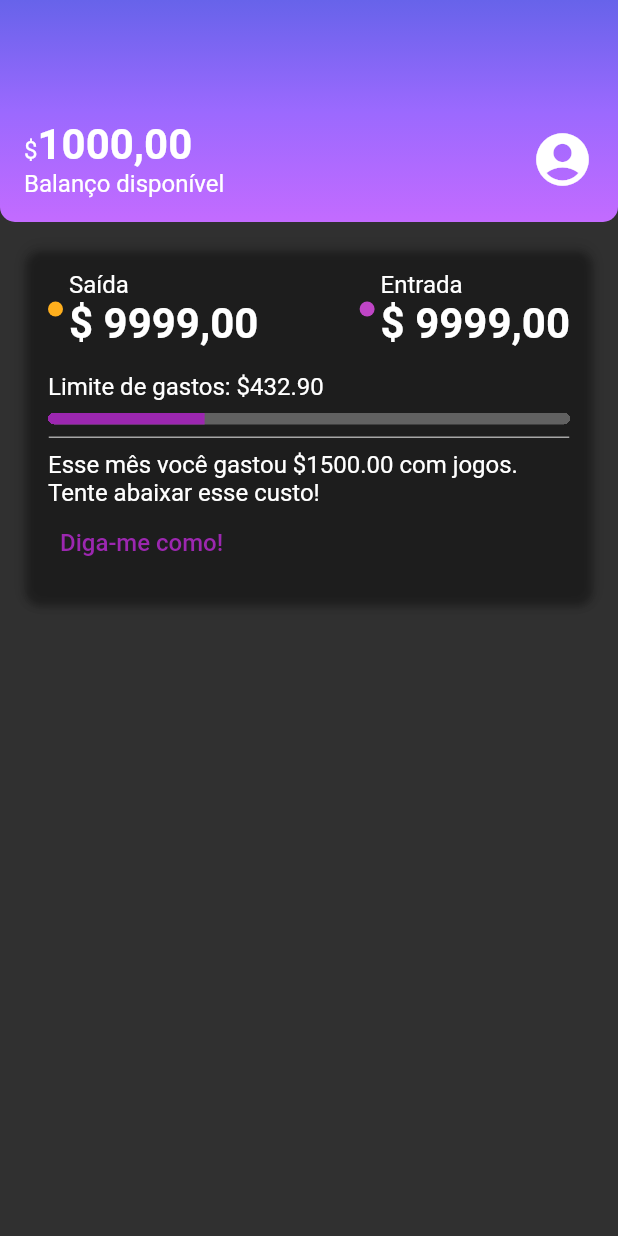
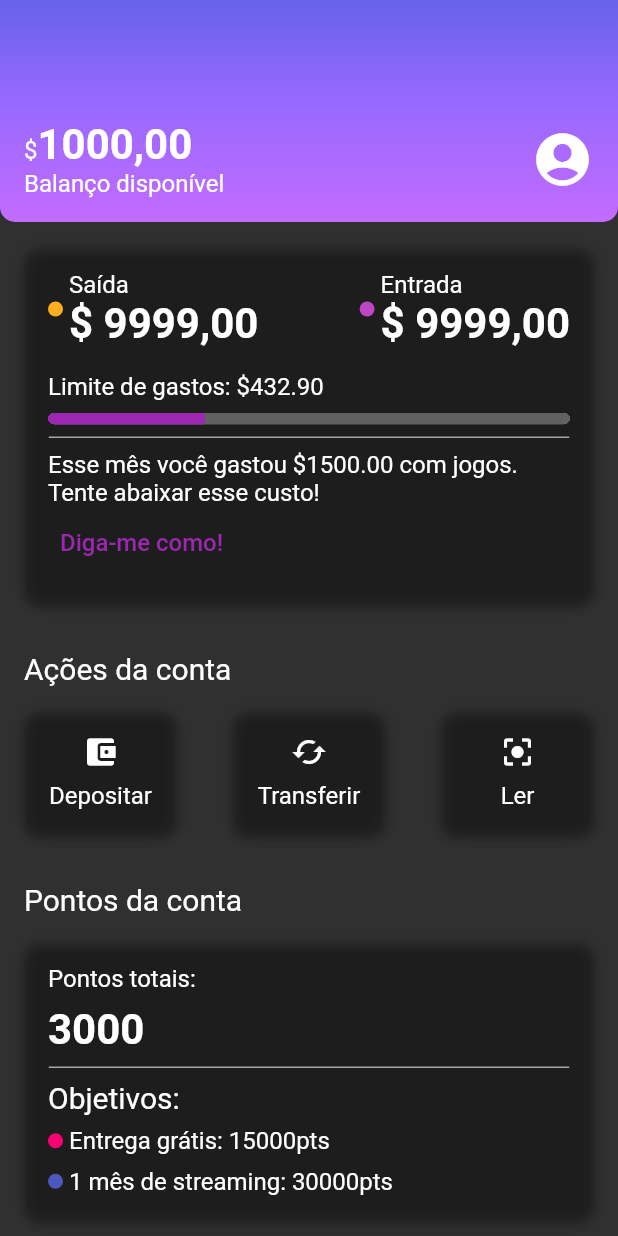
Before and after one commit to markuscandido/flutter-estilizando-reproduzindo-layouts, a Flutter app: the screen it shows after launch, on a phone screen of 412 x 824 dp. Run offline on Flutter 3.47's test engine with Material 2 defaults, Android fonts, the phone set to English and light mode, and no system bars.

Commit message:
06. Estilizações finais: ações e tipografia
- Criar interações de toque do usuário com o Widget InkWell;

```diff
--- a/lib/components/box_card.dart
+++ b/lib/components/box_card.dart
@@ -9,10 +9,10 @@ class BoxCard extends StatelessWidget {
 
   @override
   Widget build(BuildContext context) {
-    return Container(
+    return Ink(
       padding: const EdgeInsets.all(16),
       decoration: BoxDecoration(
-        boxShadow: kElevationToShadow[3],
+        boxShadow: kElevationToShadow[4],
         borderRadius: BorderRadius.circular(10),
       ),
       child: boxContent,
--- /dev/null
+++ b/lib/components/sections/account_actions.dart
@@ -0,0 +1,83 @@
+import 'package:flutter/material.dart';
+import 'package:mvc_bank/components/box_card.dart';
+
+class AccountActions extends StatelessWidget {
+  const AccountActions({Key? key}) : super(key: key);
+
+  @override
+  Widget build(BuildContext context) {
+    return Padding(
+      padding: const EdgeInsets.all(16.0),
+      child: Column(
+        crossAxisAlignment: CrossAxisAlignment.start,
+        children: [
+          Padding(
+            padding: const EdgeInsets.only(bottom: 16.0),
+            child: Text(
+              'Ações da conta',
+              style: Theme.of(context).textTheme.titleMedium,
+            ),
+          ),
+          Row(
+            mainAxisAlignment: MainAxisAlignment.spaceBetween,
+            children: [
+              InkWell(
+                onTap: () {},
+                child: const BoxCard(
+                  boxContent: _AccountActionsContent(
+                    icon: Icon(Icons.account_balance_wallet),
+                    text: 'Depositar',
+                  ),
+                ),
+              ),
+              InkWell(
+                onTap: () {},
+                child: const BoxCard(
+                  boxContent: _AccountActionsContent(
+                    icon: Icon(Icons.cached),
+                    text: 'Transferir',
+                  ),
+                ),
+              ),
+              InkWell(
+                onTap: () {},
+                child: const BoxCard(
+                  boxContent: _AccountActionsContent(
+                    icon: Icon(Icons.center_focus_strong),
+                    text: 'Ler',
+                  ),
+                ),
+              ),
+            ],
+          ),
+        ],
+      ),
+    );
+  }
+}
+
+class _AccountActionsContent extends StatelessWidget {
+  final Icon icon;
+  final String text;
+  const _AccountActionsContent({
+    Key? key,
+    required this.icon,
+    required this.text,
+  }) : super(key: key);
+
+  @override
+  Widget build(BuildContext context) {
+    return SizedBox(
+      width: 70,
+      child: Column(
+        children: [
+          Padding(
+            padding: const EdgeInsets.only(bottom: 8.0),
+            child: icon,
+          ),
+          Text(text),
+        ],
+      ),
+    );
+  }
+}
--- /dev/null
+++ b/lib/components/sections/account_points.dart
@@ -0,0 +1,79 @@
+import 'package:flutter/material.dart';
+import 'package:mvc_bank/components/box_card.dart';
+import 'package:mvc_bank/components/color_dot.dart';
+import 'package:mvc_bank/components/content_division.dart';
+import 'package:mvc_bank/themes/my_theme_colors.dart';
+
+class AccountPoints extends StatelessWidget {
+  const AccountPoints({Key? key}) : super(key: key);
+
+  @override
+  Widget build(BuildContext context) {
+    return Padding(
+      padding: const EdgeInsets.all(16),
+      child: Column(
+        crossAxisAlignment: CrossAxisAlignment.start,
+        children: [
+          Padding(
+            padding: const EdgeInsets.only(bottom: 16.0),
+            child: Text(
+              'Pontos da conta',
+              style: Theme.of(context).textTheme.titleMedium,
+            ),
+          ),
+          const BoxCard(boxContent: _AccountPointsContent()),
+        ],
+      ),
+    );
+  }
+}
+
+class _AccountPointsContent extends StatelessWidget {
+  const _AccountPointsContent({Key? key}) : super(key: key);
+
+  @override
+  Widget build(BuildContext context) {
+    return Column(
+      crossAxisAlignment: CrossAxisAlignment.start,
+      children: [
+        const Padding(
+          padding: EdgeInsets.only(bottom: 8.0),
+          child: Text('Pontos totais:'),
+        ),
+        Text(
+          '3000',
+          style: Theme.of(context).textTheme.bodyLarge,
+        ),
+        const Padding(
+          padding: EdgeInsets.only(top: 8.0, bottom: 8.0),
+          child: ContentDivision(),
+        ),
+        Text(
+          'Objetivos:',
+          style: Theme.of(context).textTheme.titleMedium,
+        ),
+        Padding(
+          padding: const EdgeInsets.only(top: 8.0, bottom: 8.0),
+          child: Row(
+            children: [
+              Padding(
+                padding: const EdgeInsets.only(right: 4.0),
+                child: ColorDot(color: MyThemeColors.accountPoints['delivery']),
+              ),
+              const Text('Entrega grátis: 15000pts'),
+            ],
+          ),
+        ),
+        Row(
+          children: [
+            Padding(
+              padding: const EdgeInsets.only(right: 4.0),
+              child: ColorDot(color: MyThemeColors.accountPoints['streaming']),
+            ),
+            const Text('1 mês de streaming: 30000pts'),
+          ],
+        ),
+      ],
+    );
+  }
+}
--- a/lib/screens/home.dart
+++ b/lib/screens/home.dart
@@ -1,4 +1,6 @@
 import 'package:flutter/material.dart';
+import 'package:mvc_bank/components/sections/account_actions.dart';
+import 'package:mvc_bank/components/sections/account_points.dart';
 import 'package:mvc_bank/components/sections/header.dart';
 import 'package:mvc_bank/components/sections/recent_activity.dart';
 
@@ -12,6 +14,8 @@ class HomeScreen extends StatelessWidget {
         children: [
           Header(),
           RecentActivity(),
+          AccountActions(),
+          AccountPoints(),
         ],
       ),
     );
--- a/lib/themes/my_theme_colors.dart
+++ b/lib/themes/my_theme_colors.dart
@@ -13,4 +13,9 @@ class MyThemeColors {
   };
 
   static const division = Color.fromRGBO(166, 166, 166, 1.0);
+
+  static const accountPoints = {
+    'delivery': Color.fromRGBO(250, 0, 112, 1.0),
+    'streaming': Color.fromRGBO(75, 89, 191, 1.0),
+  };
 }
--- a/lib/themes/my_theme_factory.dart
+++ b/lib/themes/my_theme_factory.dart
@@ -25,6 +25,10 @@ class MyThemeFactory {
         fontSize: 28,
         fontWeight: FontWeight.bold,
       ),
+      titleMedium: TextStyle(
+        fontSize: 20,
+        fontWeight: FontWeight.normal,
+      ),
     );
   }
 }
```
